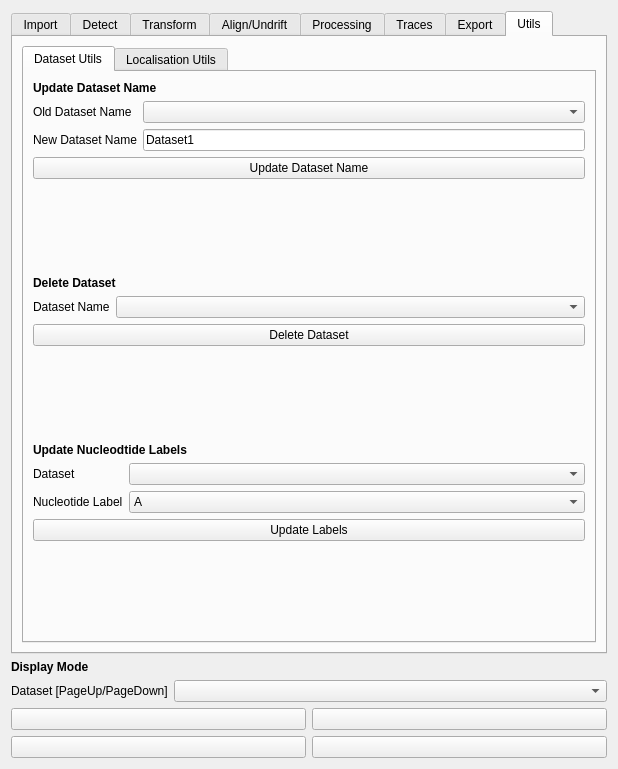
piedrro/napari-GapSeq2, file src/napari_gapseq2/widget_ui.ui: the form before one commit.
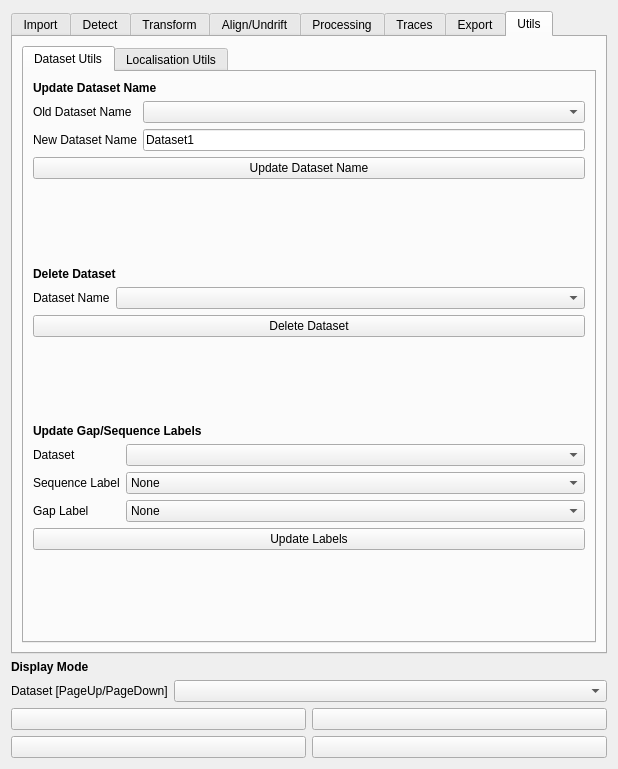
The form after the commit. The open tabs and pages were chosen to show the change.

Commit message: added Gap and Sequence label functionality

```diff
--- a/src/napari_gapseq2/widget_ui.ui
+++ b/src/napari_gapseq2/widget_ui.ui
@@ -2033,7 +2033,7 @@
               </font>
              </property>
              <property name="text">
-              <string>Update Nucleodtide Labels</string>
+              <string>Update Gap/Sequence Labels</string>
              </property>
             </widget>
            </item>
@@ -2052,12 +2052,17 @@
              <item row="1" column="0">
               <widget class="QLabel" name="label_69">
                <property name="text">
-                <string>Nucleotide Label</string>
+                <string>Sequence Label</string>
                </property>
               </widget>
              </item>
              <item row="1" column="1">
-              <widget class="QComboBox" name="update_nucleotide_label">
+              <widget class="QComboBox" name="sequence_label">
+               <item>
+                <property name="text">
+                 <string>None</string>
+                </property>
+               </item>
                <item>
                 <property name="text">
                  <string>A</string>
@@ -2083,6 +2088,17 @@
                  <string>D</string>
                 </property>
                </item>
+              </widget>
+             </item>
+             <item row="2" column="0">
+              <widget class="QLabel" name="label_68">
+               <property name="text">
+                <string>Gap Label</string>
+               </property>
+              </widget>
+             </item>
+             <item row="2" column="1">
+              <widget class="QComboBox" name="gap_label">
                <item>
                 <property name="text">
                  <string>None</string>
```
Left out of the diff: 36 changed lines with no effect on the pictures. The commit also changes 7 other files.
